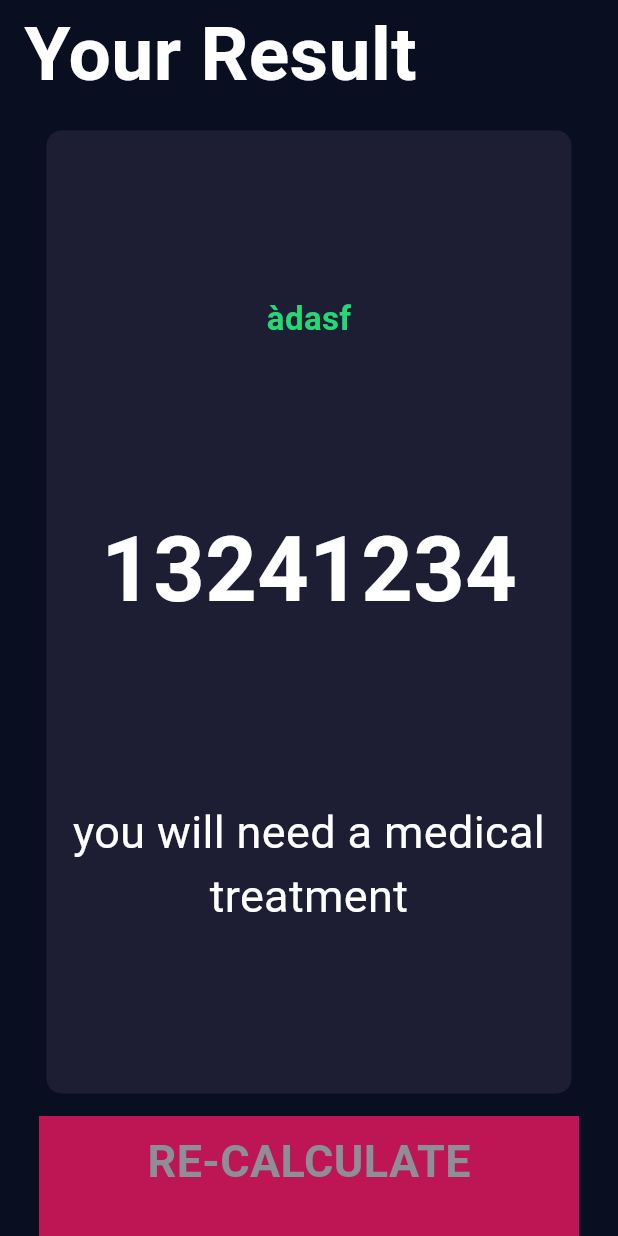
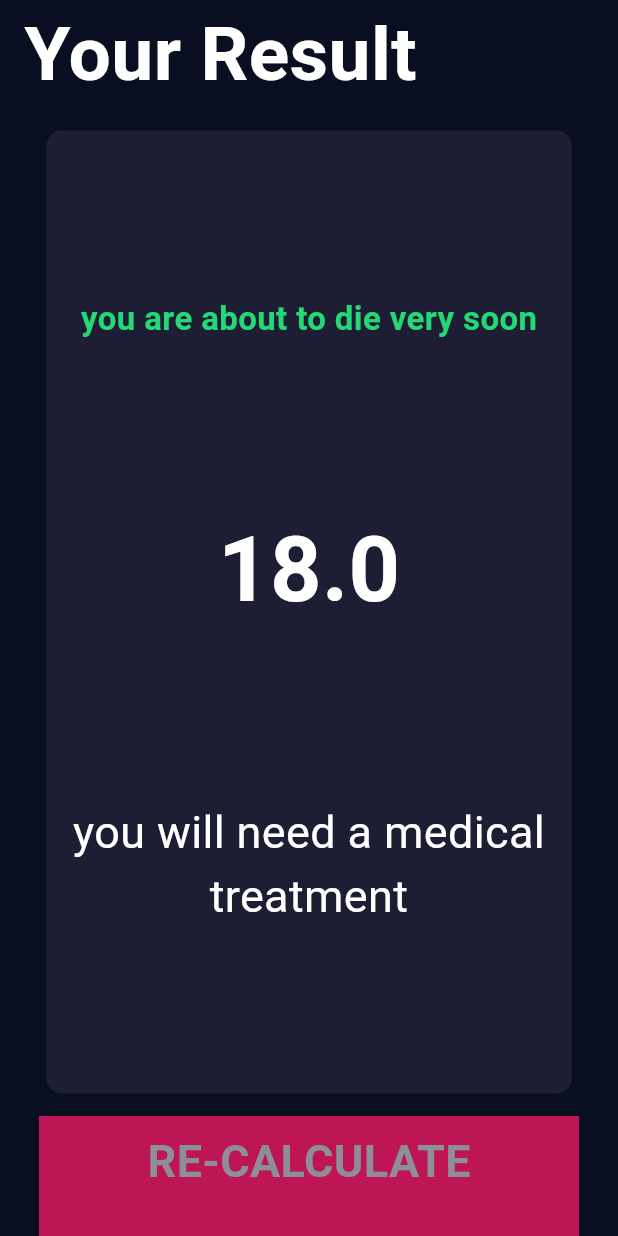
Before and after one commit to tienluan02/bmi_calculator, a Flutter app: the screen it shows after launch, after a tap on "CALCULATE", on a phone screen of 412 x 824 dp. Run offline on Flutter 3.47's test engine with Material 3 defaults, Android fonts, the phone set to English and light mode, and no system bars; our stand-ins replace flutter_inset_box_shadow, font_awesome_flutter.

Commit message:
calculate the bmi result

```diff
--- a/bmi_calculator_app/lib/screen/name_input.dart
+++ b/bmi_calculator_app/lib/screen/name_input.dart
@@ -16,7 +16,7 @@ class _NameInputState extends State<NameInput> {
   Color maleCardColor = kColorContainerUnpressed;
   Color femaleCardColor = kColorContainerUnpressed;
   int height = 180;
-  int weight = 50;
+  int weight = 60;
   int age = 20;
   GenderName? gender;
 
@@ -32,6 +32,10 @@ class _NameInputState extends State<NameInput> {
         maleCardColor = kColorContainerUnpressed;
       }
     }
+  }
+
+  double calculateBMI(double weight, double height) {
+    return ((weight/((height/100)*(height/100))).toInt()).roundToDouble();
   }
 
   @override
@@ -238,6 +242,7 @@ class _NameInputState extends State<NameInput> {
                   weight: weight,
                   height: height.toDouble(),
                   genderName: gender,
+                  bmiResult: calculateBMI(weight.toDouble(), height.toDouble()),
                 );
               },
             ),
--- a/bmi_calculator_app/lib/screen/result_screen.dart
+++ b/bmi_calculator_app/lib/screen/result_screen.dart
@@ -9,20 +9,23 @@ class ResultScreen extends StatelessWidget {
   final int weight;
   final double height;
   final GenderName? genderName;
+  final double bmiResult;
 
   const ResultScreen(
       {super.key,
       required this.age,
       required this.weight,
       required this.height,
-      required this.genderName});
+      required this.genderName,
+      required this.bmiResult
+      });
 
   @override
   Widget build(BuildContext context) {
     return Scaffold(
       body: SafeArea(
         child: Padding(
-          padding: EdgeInsets.symmetric(horizontal: 16),
+          padding: const EdgeInsets.symmetric(horizontal: 16),
           child: Column(
             mainAxisAlignment: MainAxisAlignment.spaceEvenly,
             crossAxisAlignment: CrossAxisAlignment.stretch,
@@ -35,7 +38,7 @@ class ResultScreen extends StatelessWidget {
                   color: Colors.white,
                 ),
               ),
-              const Expanded(
+              Expanded(
                 flex: 5,
                 child: CreateContainer(
                   colour: kColorContainerUnpressed,
@@ -43,9 +46,9 @@ class ResultScreen extends StatelessWidget {
                     crossAxisAlignment: CrossAxisAlignment.center,
                     mainAxisAlignment: MainAxisAlignment.spaceEvenly,
                     children: [
-                      Text('àdasf', style: kResultTextStyle),
-                      Text('13241234', style: kBmiResultStyle),
-                      Text(
+                      const Text('you are about to die very soon', style: kResultTextStyle),
+                      Text(bmiResult.toString(), style: kBmiResultStyle),
+                      const Text(
                           textAlign: TextAlign.center,
                           'you will need a medical treatment', style: kAdviceStyle),
                     ],
```
